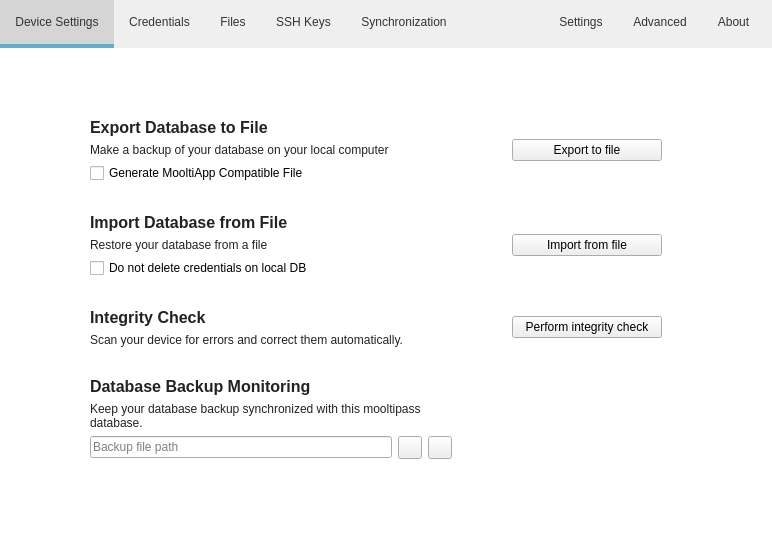
mooltipass/moolticute, file src/MainWindow.ui: the form before one commit.
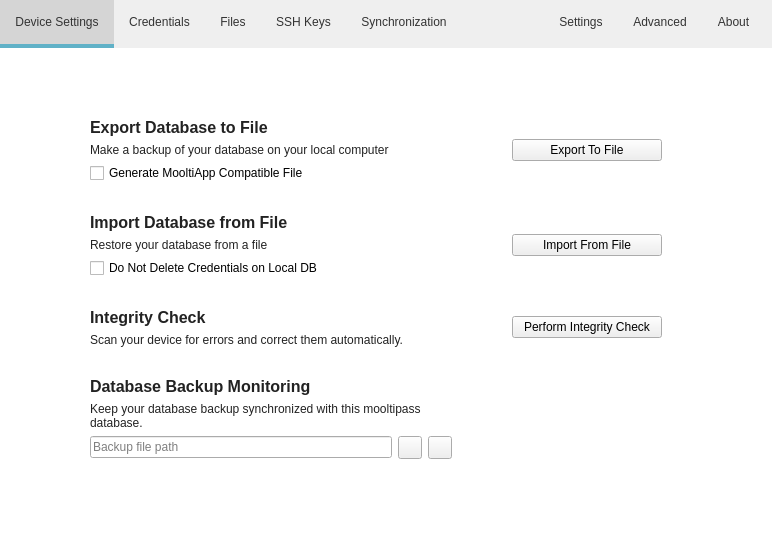
The form after the commit. The open tabs and pages were chosen to show the change. Icons and pictures are not drawn. Custom widgets are drawn as their Qt base class.

The edit to the form file:
```diff
--- a/src/MainWindow.ui
+++ b/src/MainWindow.ui
@@ -1204,7 +1204,7 @@
              </size>
             </property>
             <property name="text">
-             <string>Export to file</string>
+             <string>Export To File</string>
             </property>
            </widget>
           </item>
@@ -1270,7 +1270,7 @@
                </sizepolicy>
               </property>
               <property name="text">
-               <string>Do not delete credentials on local DB</string>
+               <string>Do Not Delete Credentials on Local DB</string>
               </property>
              </widget>
             </item>
@@ -1297,7 +1297,7 @@
              </size>
             </property>
             <property name="text">
-             <string>Import from file</string>
+             <string>Import From File</string>
             </property>
            </widget>
           </item>
@@ -1377,7 +1377,7 @@
              </size>
             </property>
             <property name="text">
-             <string>Perform integrity check</string>
+             <string>Perform Integrity Check</string>
             </property>
            </widget>
           </item>
```
